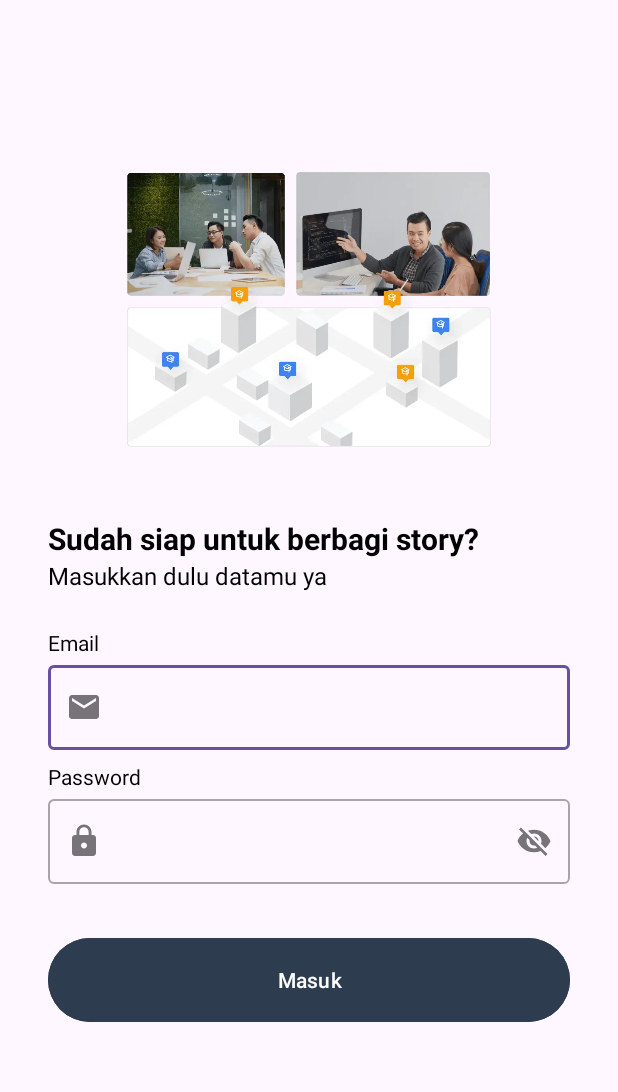
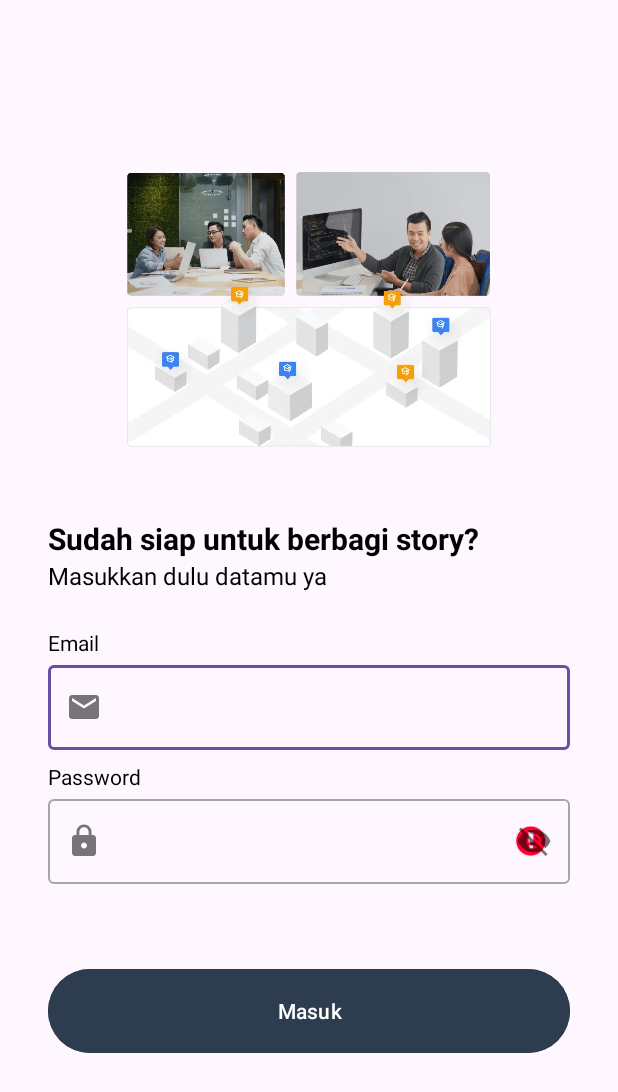
Before and after one commit to muhammadramadhan2045/intermediete-android, an Android app: the LoginActivity screen opened directly, with no data from a screen before it, after a tap on an icon or button, on a phone screen of 412 x 824 dp. Shown: the top 1092 px of the screen. Run offline under Robolectric (Android 15) with nearby library versions, the light colour scheme and no system bars.

Commit message:
membuat validasi login:

```diff
--- a/app/src/main/java/com/dicoding/picodiploma/loginwithanimation/view/customize/MyEditText.kt
+++ b/app/src/main/java/com/dicoding/picodiploma/loginwithanimation/view/customize/MyEditText.kt
@@ -1,5 +1,80 @@
 package com.dicoding.picodiploma.loginwithanimation.view.customize
 
-class MyEditText {
+import android.content.Context
+import android.graphics.drawable.Drawable
+import android.text.Editable
+import android.text.InputType
+import android.text.InputType.TYPE_TEXT_VARIATION_EMAIL_ADDRESS
+import android.text.InputType.TYPE_TEXT_VARIATION_PASSWORD
+import android.text.InputType.TYPE_TEXT_VARIATION_EMAIL_ADDRESS
+import android.text.InputType.TYPE_TEXT_VARIATION_EMAIL_SUBJECT
+import android.text.TextWatcher
+import android.util.AttributeSet
+import android.view.MotionEvent
+import android.view.View
+import androidx.appcompat.widget.AppCompatEditText
+import androidx.core.content.ContextCompat
+import com.dicoding.picodiploma.loginwithanimation.R
+import java.util.regex.Pattern
+
+class MyEditText : AppCompatEditText {
+    constructor(context: Context) : super(context) {
+        init()
+    }
+
+    constructor(context: Context, attrs: AttributeSet) : super(context, attrs) {
+        init()
+    }
+
+    constructor(context: Context, attrs: AttributeSet, defStyleAttr: Int) : super(
+        context,
+        attrs,
+        defStyleAttr
+    ) {
+        init()
+    }
+
+    private lateinit var clearButtonImage: Drawable
+
+    private fun init() {
+
+        addTextChangedListener(object : TextWatcher {
+            override fun beforeTextChanged(p0: CharSequence?, p1: Int, p2: Int, p3: Int) {
+            }
+
+            override fun onTextChanged(s: CharSequence?, start: Int, before: Int, count: Int) {
+                if (inputType == TYPE_TEXT_VARIATION_EMAIL_ADDRESS+1) {
+                    if (!isValidEmail(s.toString())) {
+                        error = "Email tidak valid"
+                    } else {
+                        error = null
+                    }
+                } else if (inputType == TYPE_TEXT_VARIATION_PASSWORD+1) {
+                    if (s.toString().length < 8) {
+                        error = "Password tidak boleh kurang dari 8 karakter"
+                    } else {
+                        error = null
+                    }
+                } else {
+                    // Tidak ada validasi khusus untuk jenis input lainnya
+                    error = null
+                }
+
+            }
+
+            override fun afterTextChanged(p0: Editable?) {
+
+            }
+        })
+
+
+    }
+
+    private fun isValidEmail(email: String): Boolean {
+        val emailPattern = "[a-zA-Z0-9._-]+@[a-z]+\\.+[a-z]+"
+        val pattern = Pattern.compile(emailPattern)
+        return pattern.matcher(email).matches()
+    }
+
 
 }
--- a/app/src/main/java/com/dicoding/picodiploma/loginwithanimation/view/login/LoginActivity.kt
+++ b/app/src/main/java/com/dicoding/picodiploma/loginwithanimation/view/login/LoginActivity.kt
@@ -3,6 +3,8 @@
 import android.content.Intent
 import android.os.Build
 import android.os.Bundle
+import android.text.Editable
+import android.text.TextWatcher
 import android.view.WindowInsets
 import android.view.WindowManager
 import androidx.activity.viewModels
@@ -26,6 +28,9 @@
 
         setupView()
         setupAction()
+        setupMyEditText()
+
+
     }
 
     private fun setupView() {
@@ -39,6 +44,24 @@
             )
         }
         supportActionBar?.hide()
+    }
+
+    private fun setupMyEditText(){
+        val myEditText = binding.passwordEditText
+        myEditText.addTextChangedListener(object :TextWatcher{
+            override fun beforeTextChanged(p0: CharSequence?, p1: Int, p2: Int, p3: Int) {
+
+            }
+
+            override fun onTextChanged(p0: CharSequence?, p1: Int, p2: Int, p3: Int) {
+                if (p0.toString().length < 8&&p0.toString().isNotEmpty()) binding.loginButton.isEnabled = false else binding.loginButton.isEnabled = true
+
+            }
+
+            override fun afterTextChanged(p0: Editable?) {
+
+            }
+        })
     }
 
     private fun setupAction() {
--- /dev/null
+++ b/app/src/main/res/drawable/ic_close.xml
@@ -0,0 +1,5 @@
+<vector android:height="24dp" android:tint="#000000"
+    android:viewportHeight="24" android:viewportWidth="24"
+    android:width="24dp" xmlns:android="http://schemas.android.com/apk/res/android">
+    <path android:fillColor="@android:color/white" android:pathData="M12,2C6.47,2 2,6.47 2,12s4.47,10 10,10 10,-4.47 10,-10S17.53,2 12,2zM17,15.59L15.59,17 12,13.41 8.41,17 7,15.59 10.59,12 7,8.41 8.41,7 12,10.59 15.59,7 17,8.41 13.41,12 17,15.59z"/>
+</vector>
--- a/app/src/main/res/layout/activity_login.xml
+++ b/app/src/main/res/layout/activity_login.xml
@@ -71,13 +71,14 @@
         app:layout_constraintTop_toBottomOf="@+id/emailTextView"
         app:startIconDrawable="@drawable/ic_baseline_email_24">
 
-        <com.google.android.material.textfield.TextInputEditText
+        <com.dicoding.picodiploma.loginwithanimation.view.customize.MyEditText
             android:id="@+id/emailEditText"
             android:layout_width="match_parent"
             android:layout_height="wrap_content"
             android:ems="10"
             android:inputType="textEmailAddress"
             tools:ignore="SpeakableTextPresentCheck" />
+
     </com.google.android.material.textfield.TextInputLayout>
 
     <TextView
@@ -98,13 +99,15 @@
         android:layout_height="wrap_content"
         android:layout_marginStart="32dp"
         android:layout_marginEnd="32dp"
-        app:endIconMode="password_toggle"
+        app:passwordToggleEnabled="true"
+        app:errorEnabled="true"
         app:layout_constraintEnd_toEndOf="parent"
         app:layout_constraintStart_toStartOf="parent"
         app:layout_constraintTop_toBottomOf="@+id/passwordTextView"
         app:startIconDrawable="@drawable/ic_baseline_lock_24">
 
-        <com.google.android.material.textfield.TextInputEditText
+
+        <com.dicoding.picodiploma.loginwithanimation.view.customize.MyEditText
             android:id="@+id/passwordEditText"
             android:layout_width="match_parent"
             android:layout_height="wrap_content"
@@ -112,6 +115,7 @@
             android:inputType="textPassword"
             tools:ignore="SpeakableTextPresentCheck" />
     </com.google.android.material.textfield.TextInputLayout>
+
 
     <Button
         android:id="@+id/loginButton"
@@ -121,6 +125,7 @@
         android:layout_marginTop="32dp"
         android:layout_marginEnd="32dp"
         android:backgroundTint="@color/navy"
+        android:enabled="true"
         android:text="@string/login"
         app:layout_constraintEnd_toEndOf="parent"
         app:layout_constraintStart_toStartOf="parent"
```
Also changed, not shown: app/src/main/java/com/dicoding/picodiploma/loginwithanimation/data/response/RegisterResponse.kt (added, +12 -0 lines).
